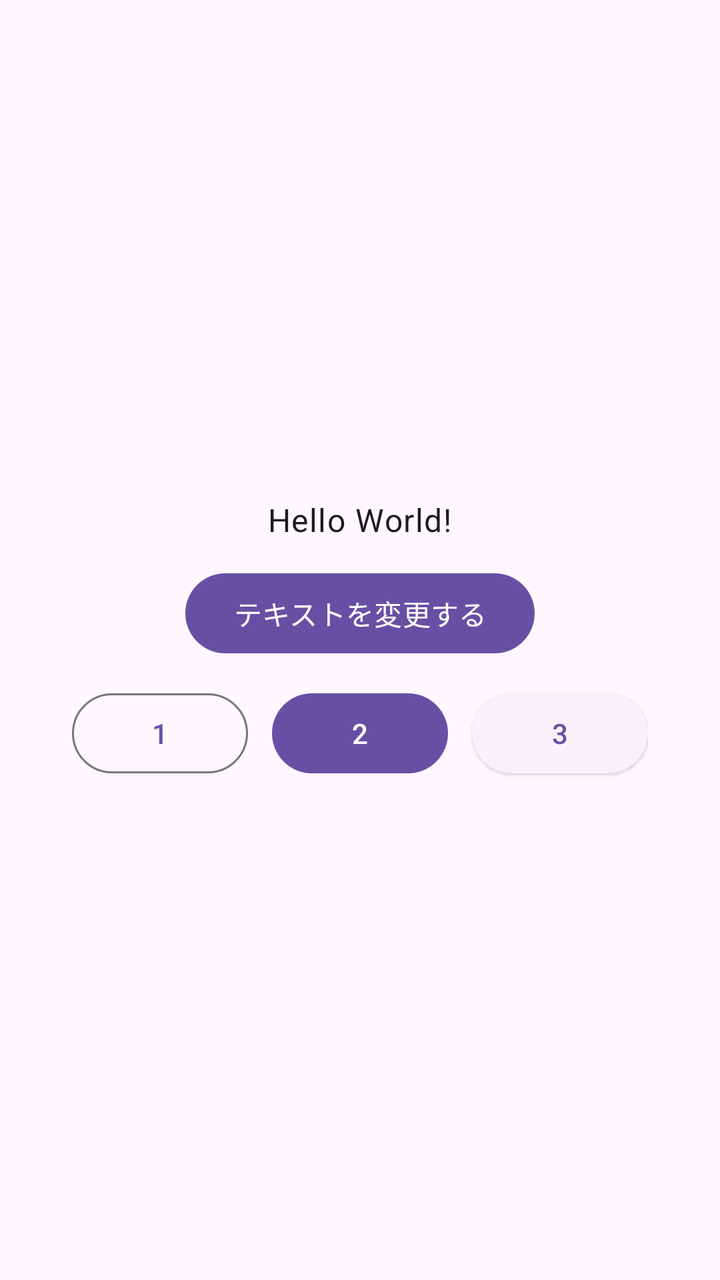
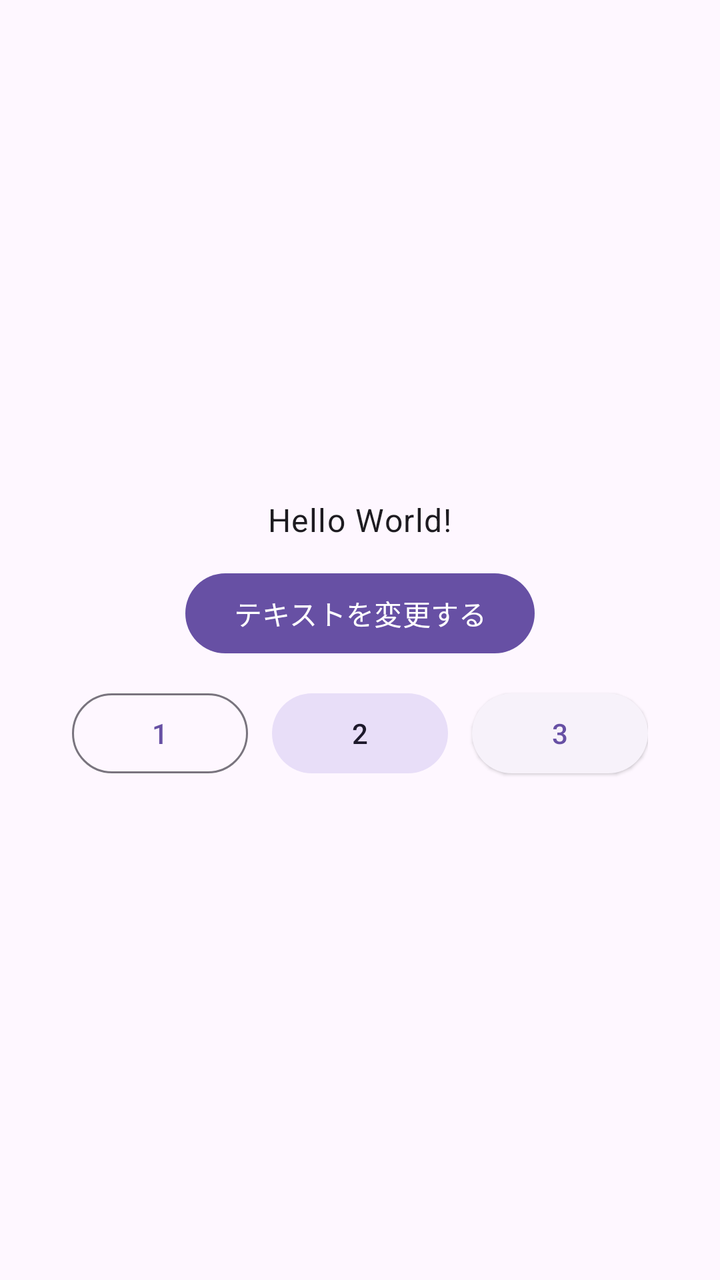

Two renders of the same Android screen: before a commit and after it. Below are the layout's source before the change and the commit's diff.
<!-- AndroidManifest.xml: application theme Theme.A01HelloAndroid -->
<!-- res/layout/activity_main.xml -->
<?xml version="1.0" encoding="utf-8"?>
<LinearLayout xmlns:android="http://schemas.android.com/apk/res/android"
    xmlns:tools="http://schemas.android.com/tools"
    android:id="@+id/main"
    android:layout_width="match_parent"
    android:layout_height="match_parent"
    android:gravity="center"
    android:orientation="vertical"
    tools:context=".MainActivity">

    <TextView
        android:id="@+id/text"
        style="@style/TextAppearance.Material3.BodyLarge"
        android:layout_width="wrap_content"
        android:layout_height="wrap_content"
        android:text="Hello World!" />

    <Button
        android:id="@+id/button"
        android:layout_width="wrap_content"
        android:layout_height="wrap_content"
        android:layout_marginTop="12dp"
        android:text="テキストを変更する" />

    <LinearLayout
        android:layout_width="wrap_content"
        android:layout_height="wrap_content"
        android:layout_marginTop="12dp"
        android:orientation="horizontal">

        <Button
            android:id="@+id/btn1"
            style="@style/Widget.Material3.Button.OutlinedButton"
            android:layout_width="wrap_content"
            android:layout_height="wrap_content"
            android:text="1" />

        <Button
            android:id="@+id/btn2"
            style="@style/Widget.Material3Expressive.Button.TonalButton"
            android:layout_width="wrap_content"
            android:layout_height="wrap_content"
            android:layout_marginHorizontal="12dp"
            android:text="2" />

        <Button
            style="@style/Widget.Material3.Button.ElevatedButton"
            android:layout_width="wrap_content"
            android:layout_height="wrap_content"
            android:text="3" />
    </LinearLayout>

</LinearLayout>
<!-- resources referenced by this layout -->
<resources>
  <style name="Theme.A01HelloAndroid" parent="Base.Theme.A01HelloAndroid" />
  <style name="Base.Theme.A01HelloAndroid" parent="Theme.Material3.DayNight.NoActionBar">
          
          
      </style>
</resources>

<!-- the commit's change to res/layout/activity_main.xml (unified diff, before → after) -->
@@ -37,7 +37,7 @@
 
         <Button
             android:id="@+id/btn2"
-            style="@style/Widget.Material3Expressive.Button.TonalButton"
+            style="@style/Widget.Material3.Button.TonalButton"
             android:layout_width="wrap_content"
             android:layout_height="wrap_content"
             android:layout_marginHorizontal="12dp"
